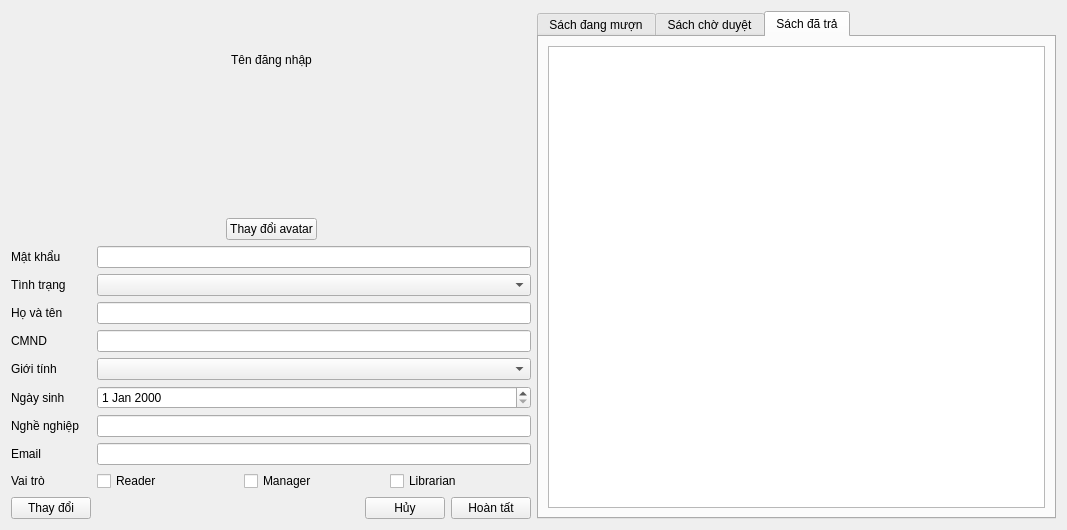
Above: information.ui from fantasyinferno/libpro before the change. Below: the same form after it.
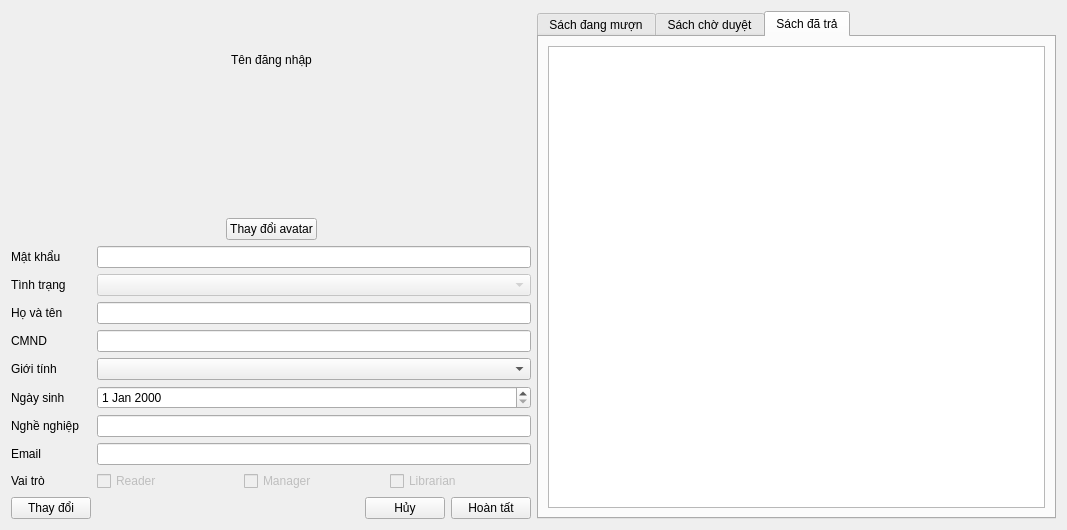
That is the form after the change.

What changed in the file:
```diff
--- a/information.ui
+++ b/information.ui
@@ -145,7 +145,11 @@
             </widget>
            </item>
            <item>
-            <widget class="QComboBox" name="ip_tt"/>
+            <widget class="QComboBox" name="ip_tt">
+             <property name="enabled">
+              <bool>false</bool>
+             </property>
+            </widget>
            </item>
           </layout>
          </item>
@@ -346,6 +350,9 @@
             <layout class="QHBoxLayout" name="vt_form">
              <item>
               <widget class="QCheckBox" name="ip_vt_reader">
+               <property name="enabled">
+                <bool>false</bool>
+               </property>
                <property name="text">
                 <string>Reader</string>
                </property>
@@ -353,6 +360,9 @@
              </item>
              <item>
               <widget class="QCheckBox" name="ip_vt_manager">
+               <property name="enabled">
+                <bool>false</bool>
+               </property>
                <property name="text">
                 <string>Manager</string>
                </property>
@@ -360,6 +370,9 @@
              </item>
              <item>
               <widget class="QCheckBox" name="ip_vt_librarian">
+               <property name="enabled">
+                <bool>false</bool>
+               </property>
                <property name="text">
                 <string>Librarian</string>
                </property>
```
